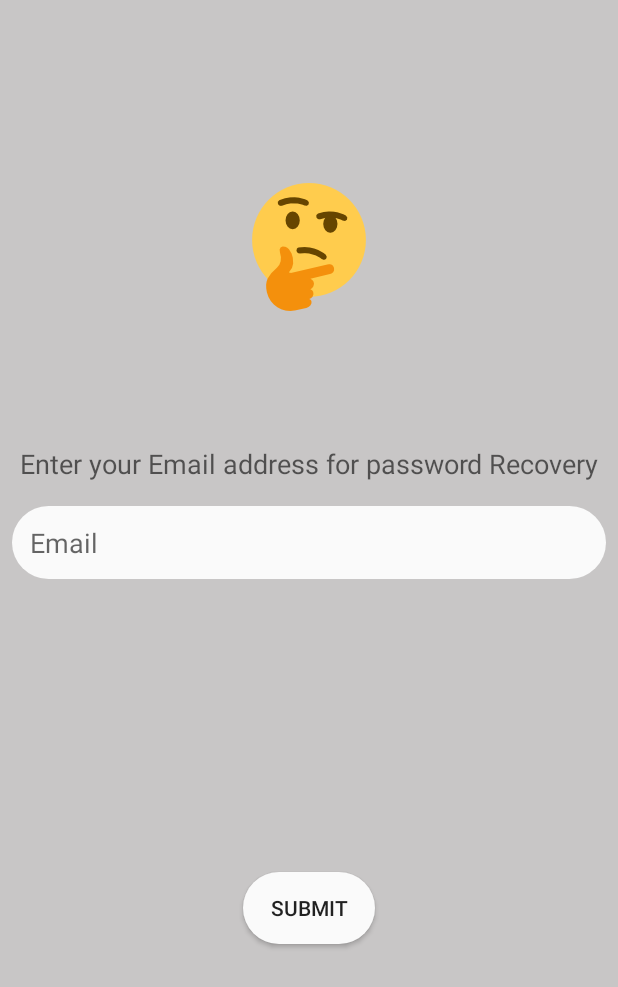
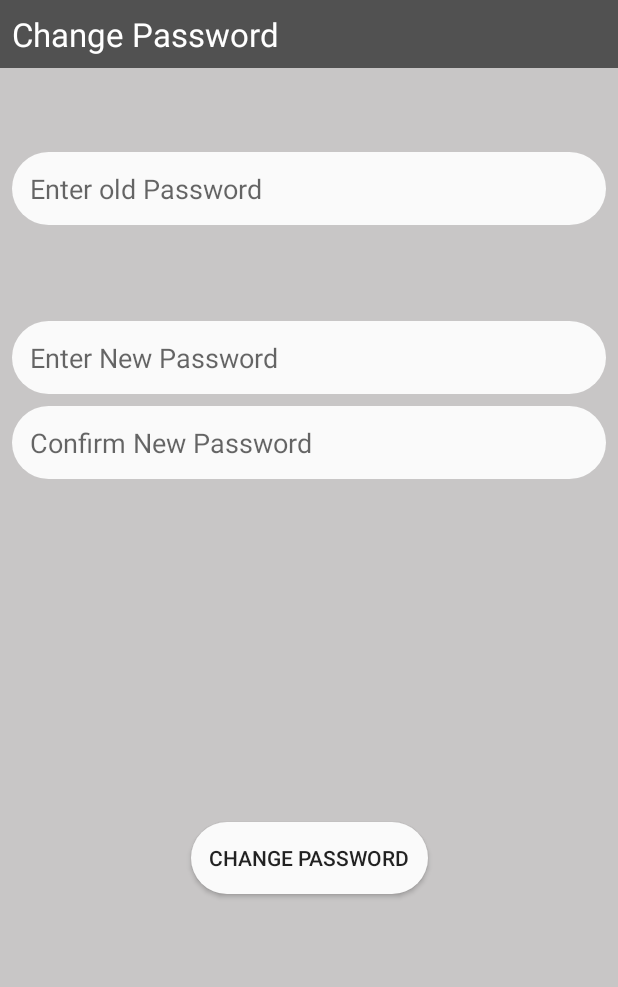
Before and after one commit to davemaharshi7/TravelBuddy, an Android app: the ProfileActivity screen opened directly, with no data from a screen before it, after a tap on "CHANGE PASSWORD", on a phone screen of 412 x 824 dp. Shown: the top 987 px of the screen. Run offline under Robolectric (Android 15) with nearby library versions, the phone set to English and light mode, and no system bars; our stand-ins replace Firebase (no records; nobody signed in at launch, a user with empty details on screens opened directly).

Commit message:
Integrated ChangePassword Activity
Integrated ChangePassword Activity and ui for selection login method

```diff
--- a/TravelGuide/app/src/main/AndroidManifest.xml
+++ b/TravelGuide/app/src/main/AndroidManifest.xml
@@ -90,7 +90,11 @@
             android:name=".Activities.ConfirmActivity"
             android:screenOrientation="portrait"
             android:theme="@style/Theme.AppCompat.Light.NoActionBar" />
-        <activity android:name=".Activities.AboutUsActivity"
+        <activity
+            android:name=".Activities.AboutUsActivity"
+            android:screenOrientation="portrait"
+            android:theme="@style/Theme.AppCompat.Light.NoActionBar" />
+        <activity android:name=".Activities.ChangePasswordActivity"
             android:screenOrientation="portrait"
             android:theme="@style/Theme.AppCompat.Light.NoActionBar"></activity>
     </application>
--- /dev/null
+++ b/TravelGuide/app/src/main/java/com/travelbuddy/travelguideapp/Activities/ChangePasswordActivity.java
@@ -0,0 +1,131 @@
+package com.travelbuddy.travelguideapp.Activities;
+
+import android.content.Intent;
+import android.support.annotation.NonNull;
+import android.support.v7.app.AppCompatActivity;
+import android.os.Bundle;
+import android.util.Log;
+import android.view.View;
+import android.widget.Button;
+import android.widget.EditText;
+import android.widget.ProgressBar;
+import android.widget.Toast;
+
+import com.google.android.gms.tasks.OnCompleteListener;
+import com.google.android.gms.tasks.Task;
+import com.google.firebase.auth.AuthCredential;
+import com.google.firebase.auth.EmailAuthProvider;
+import com.google.firebase.auth.FirebaseAuth;
+import com.google.firebase.auth.FirebaseUser;
+import com.travelbuddy.travelguideapp.R;
+
+public class ChangePasswordActivity extends AppCompatActivity {
+    private EditText old,newPass,confirmNewPass;
+    private Button change;
+    private FirebaseUser user;
+    private ProgressBar progressBar;
+    private String email,oldPass,newPassword;
+    @Override
+    protected void onCreate(Bundle savedInstanceState) {
+        super.onCreate(savedInstanceState);
+        setContentView(R.layout.activity_change_password);
+
+        old = findViewById(R.id.oldPass);
+        newPass = findViewById(R.id.newPass);
+        confirmNewPass = findViewById(R.id.confirmNewPass);
+        change = findViewById(R.id.changePasswordButton);
+        progressBar = findViewById(R.id.progressBar4);
+        progressBar.setVisibility(View.INVISIBLE);
+        user = FirebaseAuth.getInstance().getCurrentUser();
+        email = user.getEmail();
+
+        change.setOnClickListener(new View.OnClickListener() {
+            @Override
+            public void onClick(View v) {
+                progressBar.setVisibility(View.VISIBLE);
+                change.setVisibility(View.INVISIBLE);
+                if(old.getText().toString().isEmpty())
+                {
+                    old.setError("Please Enter old Password");
+                    old.requestFocus();
+                    progressBar.setVisibility(View.INVISIBLE);
+                    change.setVisibility(View.VISIBLE);
+                    return;
+                }
+                if(newPass.getText().toString().isEmpty())
+                {
+                    newPass.setError("Please Enter New Password");
+                    newPass.requestFocus();
+                    progressBar.setVisibility(View.INVISIBLE);
+                    change.setVisibility(View.VISIBLE);
+                    return;
+                }
+                if(confirmNewPass.getText().toString().isEmpty())
+                {
+                    confirmNewPass.setError("Please Enter confirm Password");
+                    confirmNewPass.requestFocus();
+                    progressBar.setVisibility(View.INVISIBLE);
+                    change.setVisibility(View.VISIBLE);
+                    return;
+                }
+                if(!confirmNewPass.getText().toString().equals(newPass.getText().toString()))
+                {
+                    confirmNewPass.setError("New Password and Confirm Password must be SAME");
+                    confirmNewPass.requestFocus();
+                    progressBar.setVisibility(View.INVISIBLE);
+                    change.setVisibility(View.VISIBLE);
+                    return;
+
+                }
+                oldPass = old.getText().toString();
+                newPassword = newPass.getText().toString();
+                AuthCredential credential = EmailAuthProvider
+                        .getCredential(email, oldPass);
+
+                user.reauthenticate(credential)
+                        .addOnCompleteListener(new OnCompleteListener<Void>() {
+                            @Override
+                            public void onComplete(@NonNull Task<Void> task) {
+                                if (task.isSuccessful()) {
+                                    user.updatePassword(newPassword).addOnCompleteListener(new OnCompleteListener<Void>() {
+                                        @Override
+                                        public void onComplete(@NonNull Task<Void> task) {
+                                            if (task.isSuccessful()) {
+                                                Log.d("CHANGE", "Password updated");
+                                                printMessage("Password Successfully Updated");
+                                                changeActivity();
+                                            } else {
+                                                Log.d("CHANGE", "Error password not updated");
+                                                progressBar.setVisibility(View.INVISIBLE);
+                                                change.setVisibility(View.VISIBLE);
+                                                printMessage("Error password not updated");
+
+                                            }
+                                        }
+                                    });
+                                } else {
+                                    Log.d("CHANGE", "Error auth failed");
+                                    progressBar.setVisibility(View.INVISIBLE);
+                                    change.setVisibility(View.VISIBLE);
+                                    printMessage("Error auth failed! Your Old Password might be Wrong");
+                                }
+                            }
+                        });
+            }
+        });
+
+
+    }
+
+    private void changeActivity() {
+        Intent i = new Intent(getApplicationContext(),ProfileActivity.class);
+        startActivity(i);
+        finish();
+        return;
+    }
+
+    private void printMessage(String msg)
+    {
+        Toast.makeText(getApplicationContext(),msg,Toast.LENGTH_SHORT).show();
+    }
+}
--- a/TravelGuide/app/src/main/java/com/travelbuddy/travelguideapp/Activities/ProfileActivity.java
+++ b/TravelGuide/app/src/main/java/com/travelbuddy/travelguideapp/Activities/ProfileActivity.java
@@ -134,10 +134,9 @@ public class ProfileActivity extends BaseActivity {
         changePasswoord.setOnClickListener(new View.OnClickListener() {
             @Override
             public void onClick(View v) {
-                Intent p = new Intent(ProfileActivity.this, ForgetPassword.class);
+                Intent p = new Intent(ProfileActivity.this, ChangePasswordActivity.class);
                 startActivity(p);
-                finish();
-                return;
+
             }
         });
         //to Logout
--- a/TravelGuide/app/src/main/res/layout/activity_about_us.xml
+++ b/TravelGuide/app/src/main/res/layout/activity_about_us.xml
@@ -44,9 +44,10 @@
         android:id="@+id/textView16"
         android:layout_width="wrap_content"
         android:layout_height="wrap_content"
-        android:layout_marginStart="16dp"
+        android:layout_marginStart="8dp"
         android:layout_marginTop="4dp"
         android:layout_marginEnd="16dp"
+        android:padding="10dp"
         android:text="TravelBuddy is an Android app which is intended to make the traveling easy, with features like providing various locations in India with their accomplished description, How to reach a defined location, Attractive places to visit and main motivation of the app is to provide a Personal Guide hiring facility which increases employment. Intended Users of this application are Admin and our customers. "
         app:layout_constraintEnd_toEndOf="parent"
         app:layout_constraintStart_toStartOf="parent"
--- /dev/null
+++ b/TravelGuide/app/src/main/res/layout/activity_change_password.xml
@@ -0,0 +1,107 @@
+<?xml version="1.0" encoding="utf-8"?>
+<android.support.constraint.ConstraintLayout xmlns:android="http://schemas.android.com/apk/res/android"
+    xmlns:app="http://schemas.android.com/apk/res-auto"
+    xmlns:tools="http://schemas.android.com/tools"
+    android:layout_width="match_parent"
+    android:layout_height="match_parent"
+    tools:context=".Activities.ChangePasswordActivity"
+    android:background="@color/colorBackground">
+    <android.support.constraint.ConstraintLayout
+        android:id="@+id/constraintLayout2"
+        android:layout_width="match_parent"
+        android:layout_height="wrap_content"
+        android:background="@color/colorPrimary">
+
+        <TextView
+            android:layout_width="wrap_content"
+            android:layout_height="wrap_content"
+            android:layout_marginStart="8dp"
+            android:layout_marginTop="8dp"
+            android:layout_marginBottom="8dp"
+            android:text="Change Password"
+            android:textAppearance="@style/TextAppearance.AppCompat.Large"
+            android:textColor="@color/white"
+            app:layout_constraintBottom_toBottomOf="parent"
+            app:layout_constraintStart_toStartOf="parent"
+            app:layout_constraintTop_toTopOf="parent" />
+    </android.support.constraint.ConstraintLayout>
+    <android.support.constraint.Guideline
+        android:id="@+id/guideline15"
+        android:layout_width="wrap_content"
+        android:layout_height="wrap_content"
+        android:orientation="horizontal"
+        app:layout_constraintGuide_percent="0.25" />
+
+    <EditText
+        android:id="@+id/oldPass"
+        android:layout_width="0dp"
+        android:layout_height="wrap_content"
+        android:layout_marginStart="8dp"
+        android:layout_marginTop="8dp"
+        android:layout_marginEnd="8dp"
+        android:layout_marginBottom="8dp"
+        android:background="@drawable/register_editext_style"
+        android:ems="10"
+        android:hint="Enter old Password"
+        android:inputType="textPassword"
+        app:layout_constraintBottom_toTopOf="@+id/guideline15"
+        app:layout_constraintEnd_toEndOf="parent"
+        app:layout_constraintStart_toStartOf="parent"
+        app:layout_constraintTop_toBottomOf="@+id/constraintLayout2" />
+
+    <EditText
+        android:id="@+id/newPass"
+        android:layout_width="0dp"
+        android:layout_height="wrap_content"
+        android:layout_marginStart="8dp"
+        android:layout_marginTop="8dp"
+        android:layout_marginEnd="8dp"
+        android:background="@drawable/register_editext_style"
+        android:ems="10"
+        android:hint="Enter New Password"
+        android:inputType="textPassword"
+        app:layout_constraintEnd_toEndOf="parent"
+        app:layout_constraintStart_toStartOf="parent"
+        app:layout_constraintTop_toTopOf="@+id/guideline15" />
+
+    <EditText
+        android:id="@+id/confirmNewPass"
+        android:layout_width="0dp"
+        android:layout_height="wrap_content"
+        android:layout_marginStart="8dp"
+        android:layout_marginTop="8dp"
+        android:layout_marginEnd="8dp"
+        android:background="@drawable/register_editext_style"
+        android:ems="10"
+        android:hint="Confirm New Password"
+        android:inputType="textPassword"
+        app:layout_constraintEnd_toEndOf="parent"
+        app:layout_constraintStart_toStartOf="parent"
+        app:layout_constraintTop_toBottomOf="@+id/newPass" />
+
+    <Button
+        android:id="@+id/changePasswordButton"
+        android:layout_width="wrap_content"
+        android:layout_height="wrap_content"
+        android:layout_marginStart="8dp"
+        android:layout_marginTop="8dp"
+        android:layout_marginEnd="8dp"
+        android:layout_marginBottom="8dp"
+        android:background="@drawable/register_editext_style"
+        android:text="CHANGE PASSWORD"
+        app:layout_constraintBottom_toBottomOf="parent"
+        app:layout_constraintEnd_toEndOf="parent"
+        app:layout_constraintStart_toStartOf="parent"
+        app:layout_constraintTop_toBottomOf="@+id/confirmNewPass" />
+
+    <ProgressBar
+        android:id="@+id/progressBar4"
+        style="?android:attr/progressBarStyle"
+        android:layout_width="wrap_content"
+        android:layout_height="wrap_content"
+        app:layout_constraintBottom_toBottomOf="@+id/changePasswordButton"
+        app:layout_constraintEnd_toEndOf="@+id/changePasswordButton"
+        app:layout_constraintStart_toStartOf="@+id/changePasswordButton"
+        app:layout_constraintTop_toTopOf="@+id/changePasswordButton" />
+
+</android.support.constraint.ConstraintLayout>
```
Also changed, not shown: TravelGuide/app/src/main/res/layout/activity_selection_login_method.xml (+6 -4 lines).
